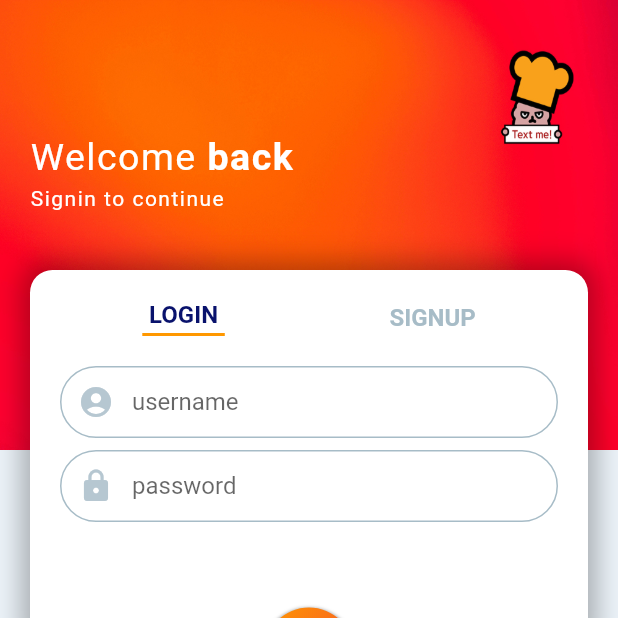
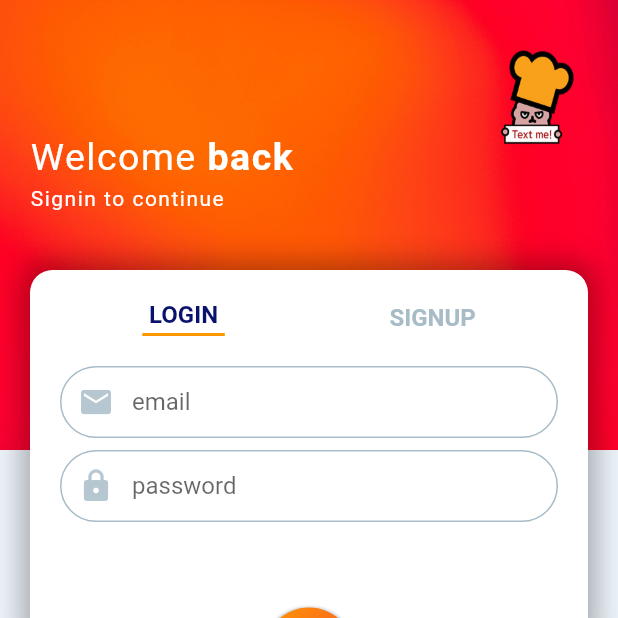
Before and after one commit to dukhyungkim/study_flutter, a Flutter app: the screen it shows after launch, after a tap on the "arrow forward" icon, after a tap on "LOGIN", on a phone screen of 412 x 824 dp, the top half of it. Run offline on Flutter 3.47's test engine with Material 2 defaults, Android fonts, the phone set to English and light mode, and no system bars; our stand-ins replace firebase_auth, firebase_core, logger, shared_preferences; accounts and stored records are empty; network calls fail.

Commit message:
add firebase to app
- signup
- signin
- signout

```diff
--- a/lib/main.dart
+++ b/lib/main.dart
@@ -1,6 +1,14 @@
+import 'package:firebase_core/firebase_core.dart';
 import 'package:flutter/material.dart';
 import 'package:study_flutter/yummy_chat/yummy_chat.dart';
 
-void main() {
+import 'firebase_options.dart';
+
+void main() async {
+  WidgetsFlutterBinding.ensureInitialized();
+  await Firebase.initializeApp(
+    options: DefaultFirebaseOptions.currentPlatform,
+  );
+
   runApp(const YummyChat());
 }
--- a/lib/yummy_chat/login_signup_screen.dart
+++ b/lib/yummy_chat/login_signup_screen.dart
@@ -1,5 +1,8 @@
+import 'package:firebase_auth/firebase_auth.dart';
 import 'package:flutter/material.dart';
+import 'package:logger/logger.dart';
 import 'package:study_flutter/yummy_chat/Palette.dart';
+import 'package:study_flutter/yummy_chat/chat_screen.dart';
 
 class LoginSignupScreen extends StatefulWidget {
   const LoginSignupScreen({super.key});
@@ -9,6 +12,8 @@ class LoginSignupScreen extends StatefulWidget {
 }
 
 class _LoginSignupScreenState extends State<LoginSignupScreen> {
+  final _auth = FirebaseAuth.instance;
+
   bool isSignupScreen = true;
   final _formKey = GlobalKey<FormState>();
 
@@ -114,7 +119,7 @@ class _LoginSignupScreenState extends State<LoginSignupScreen> {
                   ],
                 ),
                 child: SingleChildScrollView(
-                  padding: EdgeInsets.only(bottom: 20),
+                  padding: const EdgeInsets.only(bottom: 20),
                   child: Column(
                     children: [
                       Row(
@@ -190,7 +195,7 @@ class _LoginSignupScreenState extends State<LoginSignupScreen> {
                             child: Column(
                               children: [
                                 TextFormField(
-                                  key: ValueKey(1),
+                                  key: const ValueKey(1),
                                   validator: (value) {
                                     if (value!.isEmpty || value.length < 4) {
                                       return "Please enter at least 4 characters.";
@@ -233,7 +238,8 @@ class _LoginSignupScreenState extends State<LoginSignupScreen> {
                                   height: 8,
                                 ),
                                 TextFormField(
-                                  key: ValueKey(2),
+                                  keyboardType: TextInputType.emailAddress,
+                                  key: const ValueKey(2),
                                   validator: (value) {
                                     if (value!.isEmpty ||
                                         !value.contains("@")) {
@@ -277,7 +283,8 @@ class _LoginSignupScreenState extends State<LoginSignupScreen> {
                                   height: 8,
                                 ),
                                 TextFormField(
-                                  key: ValueKey(3),
+                                  obscureText: true,
+                                  key: const ValueKey(3),
                                   validator: (value) {
                                     if (value!.isEmpty || value.length < 6) {
                                       return "password must be at least 6 characters.";
@@ -328,7 +335,7 @@ class _LoginSignupScreenState extends State<LoginSignupScreen> {
                             child: Column(
                               children: [
                                 TextFormField(
-                                  key: ValueKey(4),
+                                  key: const ValueKey(4),
                                   validator: (value) {
                                     if (value!.isEmpty || value.length < 4) {
                                       return "Please enter at least 4 characters.";
@@ -336,11 +343,11 @@ class _LoginSignupScreenState extends State<LoginSignupScreen> {
                                     return null;
                                   },
                                   onSaved: (newValue) {
-                                    username = newValue!;
+                                    email = newValue!;
                                   },
                                   decoration: const InputDecoration(
                                     prefixIcon: Icon(
-                                      Icons.account_circle,
+                                      Icons.email,
                                       color: Palette.iconColor,
                                     ),
                                     enabledBorder: OutlineInputBorder(
@@ -359,7 +366,7 @@ class _LoginSignupScreenState extends State<LoginSignupScreen> {
                                         Radius.circular(35.0),
                                       ),
                                     ),
-                                    hintText: "username",
+                                    hintText: "email",
                                     helperStyle: TextStyle(
                                       fontSize: 14,
                                       color: Palette.textColor1,
@@ -371,7 +378,8 @@ class _LoginSignupScreenState extends State<LoginSignupScreen> {
                                   height: 8,
                                 ),
                                 TextFormField(
-                                  key: ValueKey(5),
+                                  obscureText: true,
+                                  key: const ValueKey(5),
                                   validator: (value) {
                                     if (value!.isEmpty || value.length < 6) {
                                       return "password must be at least 6 characters.";
@@ -427,7 +435,6 @@ class _LoginSignupScreenState extends State<LoginSignupScreen> {
               left: 0,
               child: Center(
                 child: Container(
-                  child: Container(
                   padding: const EdgeInsets.all(15),
                   height: 90,
                   width: 90,
@@ -436,8 +443,70 @@ class _LoginSignupScreenState extends State<LoginSignupScreen> {
                     borderRadius: BorderRadius.circular(50),
                   ),
                   child: GestureDetector(
-                      onTap: () {
+                    onTap: () async {
+                      if (isSignupScreen) {
                         _tryValidation();
+
+                        try {
+                          final userCredential =
+                              await _auth.createUserWithEmailAndPassword(
+                                  email: email, password: password);
+
+                          if (userCredential.user != null) {
+                            if (!mounted) return;
+                            Navigator.push(
+                              context,
+                              MaterialPageRoute(
+                                builder: (context) {
+                                  return const ChatScreen();
+                                },
+                              ),
+                            );
+                          }
+                        } catch (e) {
+                          Logger().d(e);
+                          if (!mounted) return;
+                          ScaffoldMessenger.of(context).showSnackBar(
+                            const SnackBar(
+                              content:
+                                  Text("Please check your email and password"),
+                              backgroundColor: Colors.blue,
+                            ),
+                          );
+                        }
+                      }
+
+                      if (!isSignupScreen) {
+                        _tryValidation();
+
+                        try {
+                          var userCredential =
+                              await _auth.signInWithEmailAndPassword(
+                                  email: email, password: password);
+
+                          if (userCredential.user != null) {
+                            if (!mounted) return;
+                            Navigator.push(
+                              context,
+                              MaterialPageRoute(
+                                builder: (context) {
+                                  return const ChatScreen();
+                                },
+                              ),
+                            );
+                          }
+                        } catch (e) {
+                          Logger().d(e);
+                          if (!mounted) return;
+                          ScaffoldMessenger.of(context).showSnackBar(
+                            const SnackBar(
+                              content:
+                                  Text("Please check your email and password"),
+                              backgroundColor: Colors.blue,
+                            ),
+                          );
+                        }
+                      }
                     },
                     child: Container(
                       decoration: BoxDecoration(
@@ -462,7 +531,6 @@ class _LoginSignupScreenState extends State<LoginSignupScreen> {
                       child: const Icon(
                         Icons.arrow_forward,
                         color: Colors.white,
-                        ),
                       ),
                     ),
                   ),
--- a/pubspec.yaml
+++ b/pubspec.yaml
@@ -40,6 +40,8 @@ dependencies:
   url_launcher_macos: ^3.1.0
   shared_preferences: ^2.2.2
   logger: ^2.0.2+1
+  firebase_core: ^2.22.0
+  firebase_auth: ^4.14.0
 
 dev_dependencies:
   flutter_test:
```
Also changed, not shown: lib/yummy_chat/chat_screen.dart (added, +58 -0 lines), lib/firebase_options.dart (added), pubspec.lock, 12 other files. Lines whose indentation alone changed are shown as unchanged.
